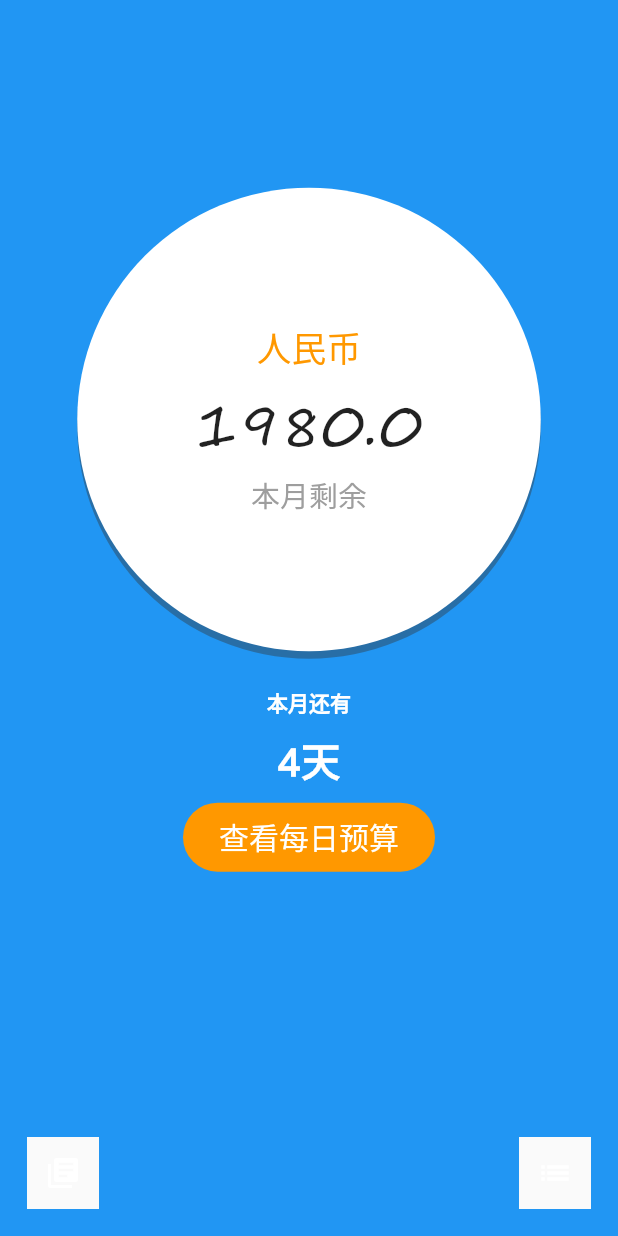
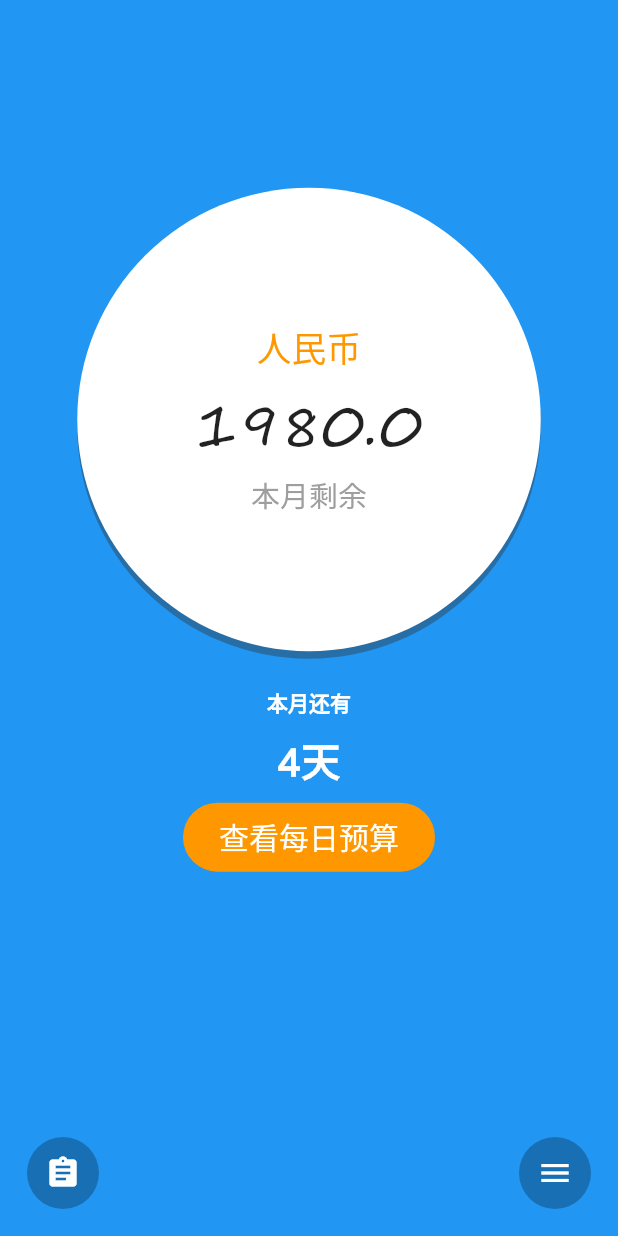
Before and after one commit to HYY-yu/Chic, a Flutter app: the screen it shows after launch, on a phone screen of 412 x 824 dp. Run offline on Flutter 3.47's test engine with Material 2 defaults, Android fonts, the phone set to English and light mode, and no system bars; our stand-ins replace sqflite, synchronized; accounts and stored records are empty.

```diff
--- a/lib/widget/home.dart
+++ b/lib/widget/home.dart
@@ -249,18 +249,34 @@ class HomeBottomBtn extends StatelessWidget {
         child: Stack(children: <Widget>[
       Align(
         alignment: AlignmentDirectional.bottomStart,
-        child: translucentCircleBtn(Icon(
-          Icons.library_books,
-          color: Colors.white,
-        )),
+        child: translucentCircleBtn(
+          InkWell(
+            highlightColor: Colors.orange,
+            onTap: _navigateToBudgetListPage,
+            child: Padding(
+              padding: EdgeInsets.all(12.0),
+              child: Icon(
+                Icons.assignment,
+                color: Colors.white,
+              ),
+            ),
+          ),
+        ),
       ),
       Align(
         alignment: AlignmentDirectional.bottomEnd,
-        child: GestureDetector(
-          child: translucentCircleBtn(Icon(
-            Icons.list,
-            color: Colors.white,
-          )),
+        child: translucentCircleBtn(
+          InkWell(
+            highlightColor: Colors.orange,
+            onTap: _navigateToBudgetListPage,
+            child: Padding(
+              padding: EdgeInsets.all(12.0),
+              child: Icon(
+                Icons.menu,
+                color: Colors.white,
+              ),
+            ),
+          ),
         ),
       ),
     ]));
@@ -270,11 +286,9 @@ class HomeBottomBtn extends StatelessWidget {
     return Padding(
       padding: EdgeInsets.all(18.0),
       child: Material(
-
-        child: Padding(
-          padding: EdgeInsets.all(12.0),
-          child: icon,
-        ),
+        color: Colors.black26,
+        borderRadius: new BorderRadius.circular(100.0),
+        child: icon,
       ),
     );
   }
```
